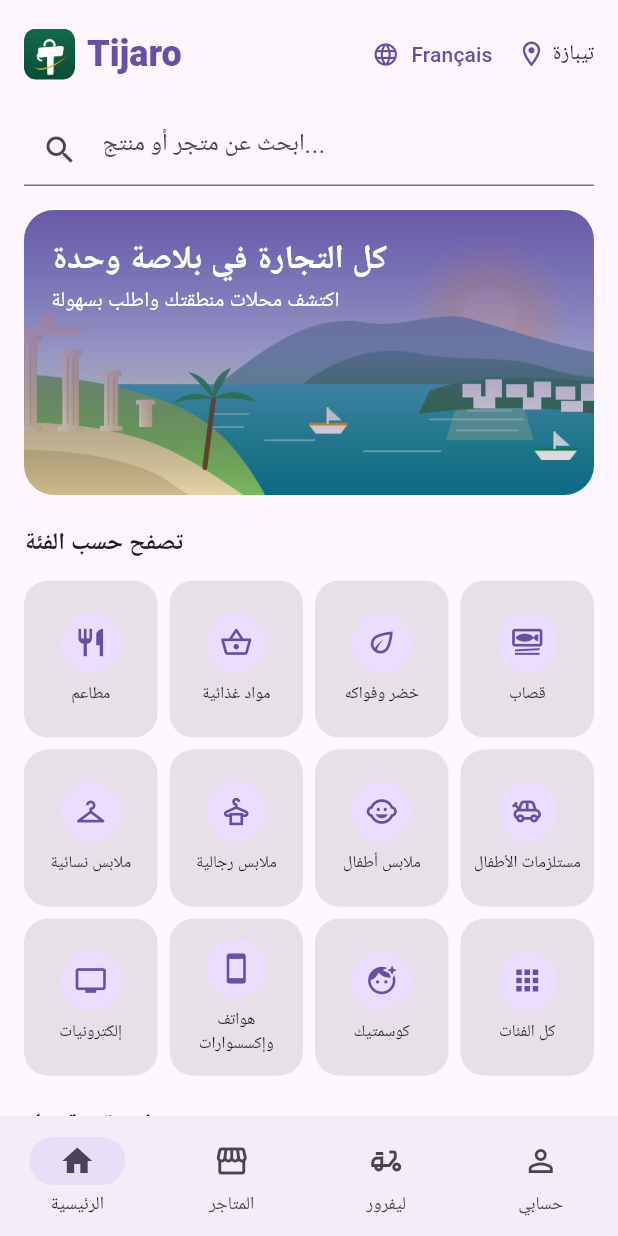
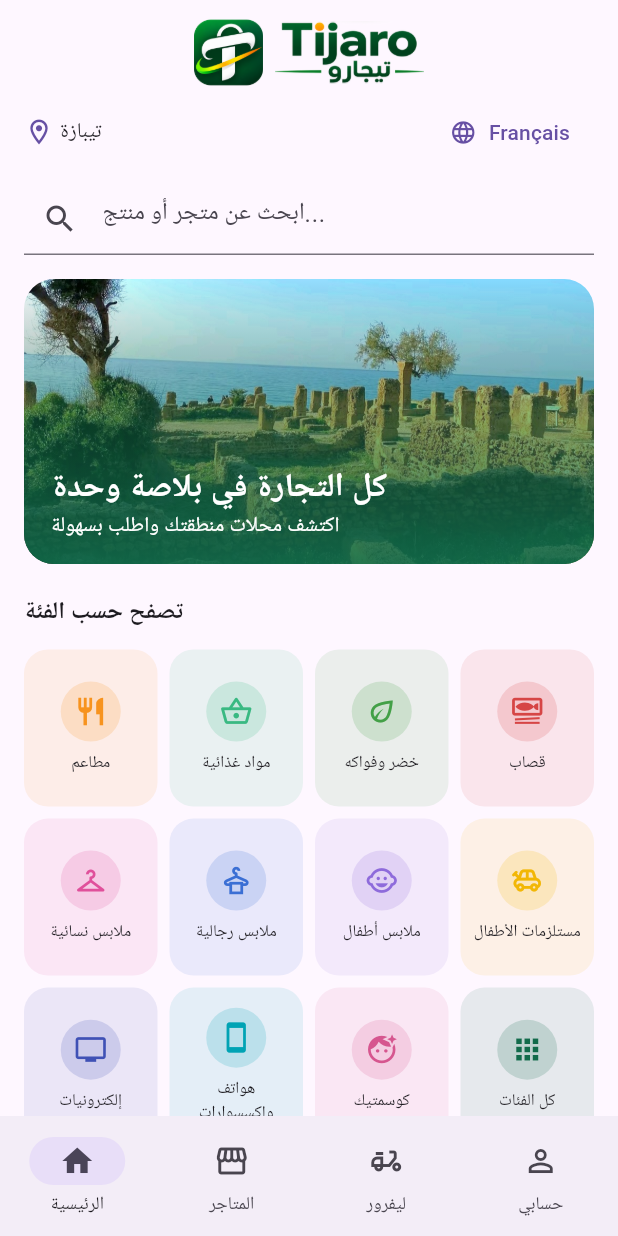
Before and after one commit to rachidhamoudi444-art/Tijaro, a Flutter app: the CustomerHome screen opened directly, on a phone screen of 412 x 824 dp. Run offline on Flutter 3.47's test engine with Material 3 defaults, Android fonts, the phone set to English and light mode, and no system bars; our stand-ins replace flutter_map, geolocator, latlong2, shared_preferences, supabase_flutter; accounts and stored records are empty.

Commit message:
Real logo and Tipaza cover, header logo, category colors
Co-Authored-By: Claude Sonnet 5.5 <noreply@anthropic.com>
Claude-Session: https://claude.ai/code/session_018c2UraWvQKU9MeAigwgEhn

```diff
--- a/mobile/lib/core/brand.dart
+++ b/mobile/lib/core/brand.dart
@@ -1,24 +1,33 @@
 import 'package:flutter/material.dart' hide Text;
 
 import 'i18n.dart';
-import 'theme.dart';
 
-/// شعار Tijaro: الأيقونة + الاسم بالحرفين.
+/// شعار الترويسة: أيقونة الحقيبة مع T + الاسم بالحرفين (Tijaro / تيجارو).
+class TijaroHeaderLogo extends StatelessWidget {
+  final double height;
+  const TijaroHeaderLogo({super.key, this.height = 46});
+
+  @override
+  Widget build(BuildContext context) {
+    return Row(mainAxisSize: MainAxisSize.min, children: [
+      Image.asset('assets/icon_full.png', height: height, width: height),
+      const SizedBox(width: 8),
+      Image.asset('assets/wordmark.png', height: height * 0.9),
+    ]);
+  }
+}
+
+/// شعار كبير لشاشة الدخول.
 class TijaroLogo extends StatelessWidget {
   final double size;
-  const TijaroLogo({super.key, this.size = 84});
+  const TijaroLogo({super.key, this.size = 96});
 
   @override
   Widget build(BuildContext context) {
     return Column(mainAxisSize: MainAxisSize.min, children: [
-      ClipRRect(
-        borderRadius: BorderRadius.circular(size * 0.22),
-        child: Image.asset('assets/icon_full.png', width: size, height: size),
-      ),
-      const SizedBox(height: 10),
-      const Text('Tijaro',
-          style: TextStyle(fontSize: 34, fontWeight: FontWeight.w800, color: Brand.green, height: 1.1)),
-      const Text('تيجارو', style: TextStyle(fontSize: 18, fontWeight: FontWeight.w700, color: Brand.fresh)),
+      Image.asset('assets/icon_full.png', width: size, height: size),
+      const SizedBox(height: 6),
+      Image.asset('assets/wordmark.png', height: size * 0.85),
     ]);
   }
 }
--- a/mobile/lib/core/labels.dart
+++ b/mobile/lib/core/labels.dart
@@ -10,34 +10,43 @@ class CategoryGroup {
   final String label;
   final IconData icon;
   final List<String> categories;
-  const CategoryGroup(this.key, this.label, this.icon, this.categories);
+  final Color color; // لون النشاط يظهر في الفئات وبطاقات المتاجر
+  const CategoryGroup(this.key, this.label, this.icon, this.categories, this.color);
 }
 
 const categoryGroups = [
-  CategoryGroup('restaurant', 'مطاعم', Icons.restaurant, ['restaurant']),
-  CategoryGroup('grocery', 'مواد غذائية', Icons.shopping_basket_outlined, ['grocery']),
-  CategoryGroup('vegetables', 'خضر وفواكه', Icons.eco_outlined, ['vegetables']),
-  CategoryGroup('butcher', 'قصاب', Icons.set_meal_outlined, ['butcher']),
-  CategoryGroup('women_clothing', 'ملابس نسائية', Icons.checkroom, ['women_clothing']),
-  CategoryGroup('men_clothing', 'ملابس رجالية', Icons.dry_cleaning_outlined, ['men_clothing']),
-  CategoryGroup('kids_clothing', 'ملابس أطفال', Icons.child_care, ['kids_clothing']),
-  CategoryGroup('kids_supplies', 'مستلزمات الأطفال', Icons.toys_outlined, ['kids_supplies']),
-  CategoryGroup('electronics', 'إلكترونيات', Icons.tv_outlined, ['electronics']),
-  CategoryGroup('phones', 'هواتف وإكسسوارات', Icons.smartphone, ['phones']),
-  CategoryGroup('cosmetics', 'كوسمتيك', Icons.face_retouching_natural, ['cosmetics']),
-  CategoryGroup('parapharmacy', 'شبه صيدلية', Icons.health_and_safety_outlined, ['parapharmacy']),
-  CategoryGroup('bakery', 'مخبزة وحلويات', Icons.bakery_dining_outlined, ['bakery']),
-  CategoryGroup('fish', 'أسماك', Icons.phishing_outlined, ['fish']),
-  CategoryGroup('stationery', 'مكتبة', Icons.menu_book_outlined, ['stationery']),
-  CategoryGroup('hardware', 'خردوات', Icons.hardware_outlined, ['hardware']),
-  CategoryGroup('household', 'أدوات منزلية', Icons.chair_outlined, ['household']),
-  CategoryGroup('gifts', 'هدايا وزهور', Icons.card_giftcard, ['gifts']),
-  CategoryGroup('auto_parts', 'قطع غيار السيارات', Icons.directions_car_outlined, ['auto_parts']),
-  CategoryGroup('pets', 'حيوانات أليفة', Icons.pets_outlined, ['pets']),
-  CategoryGroup('other', 'أخرى', Icons.more_horiz, ['other']),
+  CategoryGroup('restaurant', 'مطاعم', Icons.restaurant, ['restaurant'], Color(0xFFF7931E)),
+  CategoryGroup('grocery', 'مواد غذائية', Icons.shopping_basket_outlined, ['grocery'], Color(0xFF39B982)),
+  CategoryGroup('vegetables', 'خضر وفواكه', Icons.eco_outlined, ['vegetables'], Color(0xFF43A047)),
+  CategoryGroup('butcher', 'قصاب', Icons.set_meal_outlined, ['butcher'], Color(0xFFD64545)),
+  CategoryGroup('women_clothing', 'ملابس نسائية', Icons.checkroom, ['women_clothing'], Color(0xFFE0509B)),
+  CategoryGroup('men_clothing', 'ملابس رجالية', Icons.dry_cleaning_outlined, ['men_clothing'], Color(0xFF3B6FD4)),
+  CategoryGroup('kids_clothing', 'ملابس أطفال', Icons.child_care, ['kids_clothing'], Color(0xFF8E6BDB)),
+  CategoryGroup('kids_supplies', 'مستلزمات الأطفال', Icons.toys_outlined, ['kids_supplies'], Color(0xFFF2B705)),
+  CategoryGroup('electronics', 'إلكترونيات', Icons.tv_outlined, ['electronics'], Color(0xFF3F51B5)),
+  CategoryGroup('phones', 'هواتف وإكسسوارات', Icons.smartphone, ['phones'], Color(0xFF00A3B4)),
+  CategoryGroup('cosmetics', 'كوسمتيك', Icons.face_retouching_natural, ['cosmetics'], Color(0xFFD6568F)),
+  CategoryGroup('parapharmacy', 'شبه صيدلية', Icons.health_and_safety_outlined, ['parapharmacy'], Color(0xFF1FA39A)),
+  CategoryGroup('bakery', 'مخبزة وحلويات', Icons.bakery_dining_outlined, ['bakery'], Color(0xFFC57A2E)),
+  CategoryGroup('fish', 'أسماك', Icons.phishing_outlined, ['fish'], Color(0xFF1E9BD7)),
+  CategoryGroup('stationery', 'مكتبة', Icons.menu_book_outlined, ['stationery'], Color(0xFF7E57C2)),
+  CategoryGroup('hardware', 'خردوات', Icons.hardware_outlined, ['hardware'], Color(0xFF607D8B)),
+  CategoryGroup('household', 'أدوات منزلية', Icons.chair_outlined, ['household'], Color(0xFFA1735C)),
+  CategoryGroup('gifts', 'هدايا وزهور', Icons.card_giftcard, ['gifts'], Color(0xFFEC407A)),
+  CategoryGroup('auto_parts', 'قطع غيار السيارات', Icons.directions_car_outlined, ['auto_parts'], Color(0xFF455A64)),
+  CategoryGroup('pets', 'حيوانات أليفة', Icons.pets_outlined, ['pets'], Color(0xFF8D6E63)),
+  CategoryGroup('other', 'أخرى', Icons.more_horiz, ['other'], Color(0xFF78909C)),
 ];
 
 const categoryLabels = <String, String>{};
+
+/// مجموعة التصنيف الذي ينتمي له المتجر.
+CategoryGroup? groupOfCategory(dynamic category) {
+  for (final g in categoryGroups) {
+    if (g.categories.contains(category)) return g;
+  }
+  return null;
+}
 
 CategoryGroup? groupByKey(String? key) {
   for (final g in categoryGroups) {
--- a/mobile/lib/core/theme.dart
+++ b/mobile/lib/core/theme.dart
@@ -4,6 +4,7 @@ import 'package:flutter/material.dart' hide Text;
 class Brand {
   static const green = Color(0xFF126B4B); // Tijaro Green: اللون الأساسي
   static const fresh = Color(0xFF39B982); // Fresh Green: الحيوية والتفاعل
+  static const orange = Color(0xFFF7931E); // البرتقالي: لمسة الشعار
   static const soft = Color(0xFFF4F8F5); // Soft White: الخلفيات
   static const forest = Color(0xFF172B27); // Deep Forest: النص
 }
--- a/mobile/lib/customer/home_tab.dart
+++ b/mobile/lib/customer/home_tab.dart
@@ -3,6 +3,8 @@ import '../core/i18n.dart';
 import 'package:latlong2/latlong.dart';
 
 import '../core/api.dart';
+import '../core/brand.dart';
+import '../core/theme.dart';
 import '../core/labels.dart';
 import '../core/location.dart';
 import 'store_card.dart';
@@ -70,28 +72,21 @@ class _HomeTabState extends State<HomeTab> {
         child: ListView(
           padding: const EdgeInsets.fromLTRB(16, 12, 16, 24),
           children: [
-            // الشعار + المدينة
+            // الشعار في أعلى الشاشة (كما في التصميم)
+            const Center(child: TijaroHeaderLogo()),
+            const SizedBox(height: 6),
             Row(
               mainAxisAlignment: MainAxisAlignment.spaceBetween,
               children: [
                 Row(children: [
-                  ClipRRect(
-                    borderRadius: BorderRadius.circular(8),
-                    child: Image.asset('assets/icon_full.png', width: 34, height: 34),
-                  ),
-                  const SizedBox(width: 8),
-                  Text(appName,
-                      style: text.headlineSmall?.copyWith(color: scheme.primary, fontWeight: FontWeight.w800)),
-                ]),
-                Row(children: [
-                  const LangToggle(),
                   Icon(Icons.location_on_outlined, color: scheme.primary, size: 20),
                   const SizedBox(width: 4),
                   Text(appCity),
                 ]),
+                const LangToggle(),
               ],
             ),
-            const SizedBox(height: 16),
+            const SizedBox(height: 10),
             // البحث
             TextField(
               controller: _search,
@@ -103,7 +98,7 @@ class _HomeTabState extends State<HomeTab> {
               ),
             ),
             const SizedBox(height: 16),
-            // اللافتة: الشعار تحته صورة تيبازة
+            // غلاف تيبازة تحت الشعار
             ClipRRect(
               borderRadius: BorderRadius.circular(20),
               child: Stack(
@@ -113,26 +108,28 @@ class _HomeTabState extends State<HomeTab> {
                     child: DecoratedBox(
                       decoration: BoxDecoration(
                         gradient: LinearGradient(
-                          begin: Alignment.topCenter,
-                          end: Alignment.bottomCenter,
+                          begin: Alignment.bottomCenter,
+                          end: Alignment.topCenter,
                           colors: [
-                            scheme.primary.withOpacity(0.92),
-                            scheme.primary.withOpacity(0.55),
+                            Brand.green.withOpacity(0.92),
+                            Brand.green.withOpacity(0.45),
                             Colors.transparent,
                           ],
-                          stops: const [0, 0.5, 1],
+                          stops: const [0, 0.55, 1],
                         ),
                       ),
                     ),
                   ),
-                  Padding(
-                    padding: const EdgeInsets.all(18),
+                  Positioned(
+                    left: 18,
+                    right: 18,
+                    bottom: 14,
                     child: Column(
                       crossAxisAlignment: CrossAxisAlignment.start,
                       children: [
                         Text('كل التجارة في بلاصة وحدة',
                             style: text.titleLarge?.copyWith(color: Colors.white, fontWeight: FontWeight.bold)),
-                        const SizedBox(height: 4),
+                        const SizedBox(height: 2),
                         Text('اكتشف محلات منطقتك واطلب بسهولة',
                             style: text.bodyMedium?.copyWith(color: Colors.white)),
                       ],
@@ -155,11 +152,13 @@ class _HomeTabState extends State<HomeTab> {
                 for (final g in categoryGroups.take(11))
                   _CategoryTile(
                     icon: g.icon,
+                    color: g.color,
                     label: g.label,
                     onTap: () => widget.onOpenStores(g.key, ''),
                   ),
                 _CategoryTile(
                   icon: Icons.apps,
+                  color: Brand.green,
                   label: 'كل الفئات',
                   onTap: () => widget.onOpenStores(null, ''),
                 ),
@@ -208,7 +207,7 @@ class _HomeTabState extends State<HomeTab> {
                     crossAxisAlignment: CrossAxisAlignment.start,
                     children: [
                       Row(children: [
-                        Icon(Icons.delivery_dining, color: scheme.primary, size: 30),
+                        const Icon(Icons.delivery_dining, color: Brand.orange, size: 30),
                         const SizedBox(width: 10),
                         Text('تحتاج إلى ليفرور؟', style: text.titleMedium?.copyWith(fontWeight: FontWeight.bold)),
                       ]),
@@ -232,15 +231,16 @@ class _HomeTabState extends State<HomeTab> {
 
 class _CategoryTile extends StatelessWidget {
   final IconData icon;
+  final Color color;
   final String label;
   final VoidCallback onTap;
-  const _CategoryTile({required this.icon, required this.label, required this.onTap});
+  const _CategoryTile({required this.icon, required this.color, required this.label, required this.onTap});
 
   @override
   Widget build(BuildContext context) {
     final scheme = Theme.of(context).colorScheme;
     return Material(
-      color: scheme.surfaceContainerHighest,
+      color: color.withOpacity(0.10),
       borderRadius: BorderRadius.circular(16),
       child: InkWell(
         borderRadius: BorderRadius.circular(16),
@@ -252,8 +252,8 @@ class _CategoryTile extends StatelessWidget {
             children: [
               CircleAvatar(
                 radius: 20,
-                backgroundColor: scheme.primaryContainer,
-                child: Icon(icon, color: scheme.primary, size: 22),
+                backgroundColor: color.withOpacity(0.18),
+                child: Icon(icon, color: color, size: 22),
               ),
               const SizedBox(height: 6),
               Text(label,
--- a/mobile/lib/customer/store_card.dart
+++ b/mobile/lib/customer/store_card.dart
@@ -15,10 +15,18 @@ class StoreCard extends StatelessWidget {
     final km = store['_km'];
     final url = store['image_url'] as String?;
 
+    final group = groupOfCategory(store['category']);
+    final color = group?.color ?? scheme.primary;
     Widget placeholder() => Container(
-          color: scheme.surfaceContainerHighest,
+          decoration: BoxDecoration(
+            gradient: LinearGradient(
+              begin: Alignment.topLeft,
+              end: Alignment.bottomRight,
+              colors: [color.withOpacity(0.30), color.withOpacity(0.12)],
+            ),
+          ),
           alignment: Alignment.center,
-          child: Icon(Icons.storefront, size: 40, color: scheme.onSurfaceVariant),
+          child: Icon(group?.icon ?? Icons.storefront, size: 44, color: color),
         );
 
     return Card(
@@ -52,12 +60,18 @@ class StoreCard extends StatelessWidget {
                 overflow: TextOverflow.ellipsis,
                 style: const TextStyle(fontWeight: FontWeight.bold),
               ),
-              Text(
-                groupLabelOf(store['category']),
-                maxLines: 1,
-                overflow: TextOverflow.ellipsis,
-                style: Theme.of(context).textTheme.bodySmall?.copyWith(color: scheme.onSurfaceVariant),
-              ),
+              Row(children: [
+                Icon(group?.icon ?? Icons.storefront, size: 14, color: color),
+                const SizedBox(width: 4),
+                Expanded(
+                  child: Text(
+                    groupLabelOf(store['category']),
+                    maxLines: 1,
+                    overflow: TextOverflow.ellipsis,
+                    style: Theme.of(context).textTheme.bodySmall?.copyWith(color: color, fontWeight: FontWeight.w600),
+                  ),
+                ),
+              ]),
               if (km is num)
                 Text(
                   '${km.toStringAsFixed(1)} كم',
--- a/mobile/lib/customer/stores_tab.dart
+++ b/mobile/lib/customer/stores_tab.dart
@@ -93,7 +93,10 @@ class _StoresTabState extends State<StoresTab> {
                 Padding(
                   padding: const EdgeInsetsDirectional.only(end: 8),
                   child: ChoiceChip(
+                    avatar: Icon(g.icon, size: 18, color: _group == g.key ? Colors.white : g.color),
                     label: Text(g.label),
+                    selectedColor: g.color,
+                    labelStyle: TextStyle(color: _group == g.key ? Colors.white : null),
                     selected: _group == g.key,
                     onSelected: (_) {
                       _group = g.key;
--- a/mobile/pubspec.yaml
+++ b/mobile/pubspec.yaml
@@ -30,10 +30,11 @@ flutter:
   assets:
     - assets/tipaza.jpg
     - assets/icon_full.png
+    - assets/wordmark.png
 
 flutter_launcher_icons:
   android: true
   ios: false
   image_path: assets/icon_full.png
-  adaptive_icon_background: "#0E5B41"
+  adaptive_icon_background: "#0A4D26"
   adaptive_icon_foreground: assets/icon_fg.png
```
Also changed, not shown: mobile/assets/icon_fg.png, mobile/assets/icon_full.png, mobile/assets/tipaza.jpg, mobile/assets/wordmark.png (added).
